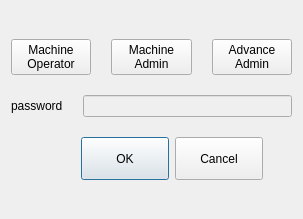
GaussCheng/2-5AxisPunch, file custom_widgets/programhead/passworddialog.ui: the form before one commit.
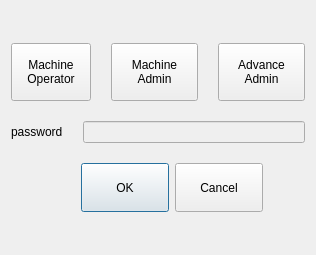
The form after the commit. Icons and pictures are not drawn. Custom widgets are drawn as their Qt base class.

Diff of the .ui file:
```diff
--- a/custom_widgets/programhead/passworddialog.ui
+++ b/custom_widgets/programhead/passworddialog.ui
@@ -6,8 +6,8 @@
    <rect>
     <x>0</x>
     <y>0</y>
-    <width>303</width>
-    <height>219</height>
+    <width>316</width>
+    <height>255</height>
    </rect>
   </property>
   <property name="windowTitle">
@@ -39,7 +39,7 @@
      <item>
       <widget class="QPushButton" name="MachineOperatorPushButton">
        <property name="sizePolicy">
-        <sizepolicy hsizetype="Fixed" vsizetype="Fixed">
+        <sizepolicy hsizetype="Fixed" vsizetype="Preferred">
          <horstretch>0</horstretch>
          <verstretch>0</verstretch>
         </sizepolicy>
@@ -47,7 +47,13 @@
        <property name="minimumSize">
         <size>
          <width>0</width>
-         <height>0</height>
+         <height>58</height>
+        </size>
+       </property>
+       <property name="maximumSize">
+        <size>
+         <width>16777215</width>
+         <height>120</height>
         </size>
        </property>
        <property name="styleSheet">
@@ -67,6 +73,12 @@
      </item>
      <item>
       <widget class="QPushButton" name="MachineAdminPushButton">
+       <property name="sizePolicy">
+        <sizepolicy hsizetype="Minimum" vsizetype="Preferred">
+         <horstretch>0</horstretch>
+         <verstretch>0</verstretch>
+        </sizepolicy>
+       </property>
        <property name="styleSheet">
         <string notr="true"/>
        </property>
@@ -84,6 +96,12 @@
      </item>
      <item>
       <widget class="QPushButton" name="AdvanceAdminPushButton">
+       <property name="sizePolicy">
+        <sizepolicy hsizetype="Minimum" vsizetype="Preferred">
+         <horstretch>0</horstretch>
+         <verstretch>0</verstretch>
+        </sizepolicy>
+       </property>
        <property name="styleSheet">
         <string notr="true"/>
        </property>
@@ -128,7 +146,7 @@
    <item>
     <widget class="QDialogButtonBox" name="buttonBox">
      <property name="sizePolicy">
-      <sizepolicy hsizetype="Fixed" vsizetype="Preferred">
+      <sizepolicy hsizetype="Fixed" vsizetype="Fixed">
        <horstretch>0</horstretch>
        <verstretch>0</verstretch>
       </sizepolicy>
@@ -136,7 +154,7 @@
      <property name="minimumSize">
       <size>
        <width>252</width>
-       <height>30</height>
+       <height>42</height>
       </size>
      </property>
      <property name="maximumSize">
```
